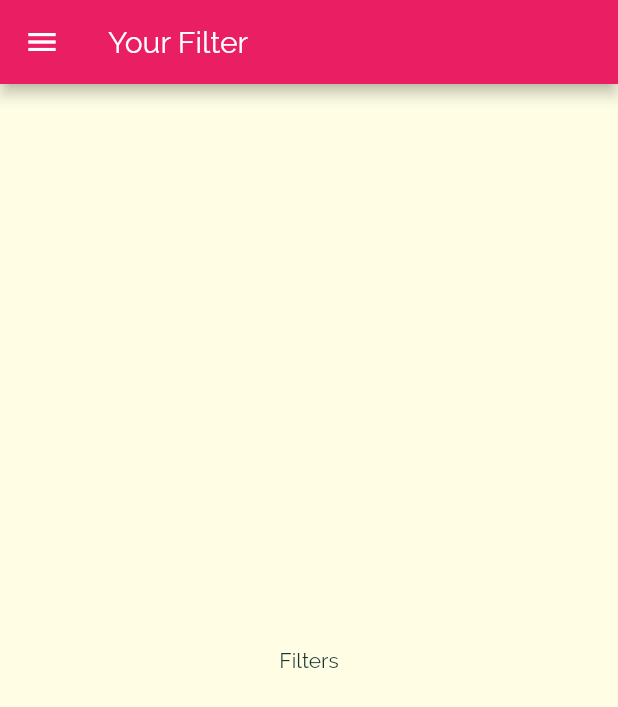
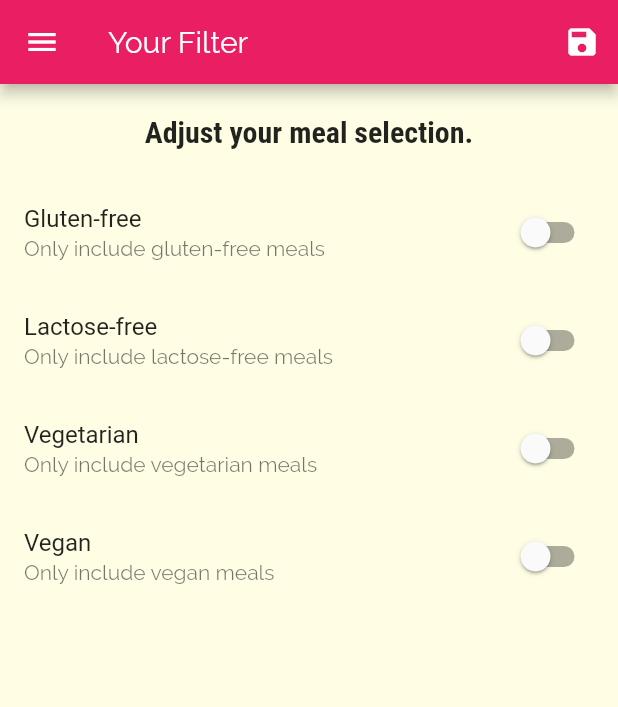
Before and after one commit to RyoMasuda4611/flutter_meals, a Flutter app: the FiltersScreen screen opened by its route, on a phone screen of 412 x 824 dp. Shown: the top 707 px of the screen. Run offline on Flutter 3.47's test engine with Material 2 defaults, Android fonts, the phone set to English and light mode, and no system bars.

Commit message:
Finish filter

```diff
--- a/lib/main.dart
+++ b/lib/main.dart
@@ -1,12 +1,50 @@
 import 'package:flutter/material.dart';
+import './dummy-data.dart';
 import './screens/filters_screen.dart';
 import './screens/tabs_screen.dart';
 import './screens/meal_detail_screen.dart';
 import './screens/category_meals_screen.dart';
+import './models/meal.dart';
 
 void main() => runApp(MyApp());
 
-class MyApp extends StatelessWidget {
+class MyApp extends StatefulWidget {
+  @override
+  _MyAppState createState() => _MyAppState();
+}
+
+class _MyAppState extends State<MyApp> {
+  Map<String, bool> _filters = {
+    'gluten': false,
+    'lactose': false,
+    'vegetarian': false,
+    'vegan': false,
+  };
+
+  List<Meal> _availableMeals = DUMMY_MEALS;
+
+  void _setFilters(Map<String, bool> filterData) {
+    setState(() {
+      _filters = filterData;
+
+      _availableMeals = DUMMY_MEALS.where((meal) {
+        if(_filters['gluten'] && !meal.isGlutenFree) {
+          return false;
+        }
+        if(_filters['lactose'] && !meal.isLactoseFree) {
+          return false;
+        }
+        if(_filters['vegan'] && !meal.isVegan) {
+          return false;
+        }
+        if(_filters['vegetarian'] && !meal.isVegetarian) {
+          return false;
+        }
+        return true;
+      }).toList();
+    });
+  }
+
   @override
   Widget build(BuildContext context) {
     return MaterialApp(
@@ -33,12 +71,12 @@ class MyApp extends StatelessWidget {
       initialRoute: '/',
       routes: {
         '/': (cxt) => TabsScreen(),
-        CategoryMealsScreen.routeName: (ctx) => CategoryMealsScreen(),
+        CategoryMealsScreen.routeName: (ctx) => CategoryMealsScreen(_availableMeals),
         MealDetailScreen.routeName: (ctx) => MealDetailScreen(),
-        FiltersScreen.routeName: (ctx) => FiltersScreen()
+        FiltersScreen.routeName: (ctx) => FiltersScreen(_filters, _setFilters),
       },
       onUnknownRoute: (settings) {
-        return MaterialPageRoute(builder: (ctx) => CategoryMealsScreen());
+        return MaterialPageRoute(builder: (ctx) => CategoryMealsScreen(_availableMeals));
       },
     );
   }
--- a/lib/screens/category_meals_screen.dart
+++ b/lib/screens/category_meals_screen.dart
@@ -1,10 +1,13 @@
 import 'package:flutter/material.dart';
 import '../widgets/meal_item.dart';
 import '../models/meal.dart';
-import '../dummy-data.dart';
 
 class CategoryMealsScreen extends StatefulWidget {
   static const routeName = '/category-meals';
+
+  final List<Meal> availableMeals;
+
+  CategoryMealsScreen(this.availableMeals);
 
   @override
   _CategoryMealsScreenState createState() => _CategoryMealsScreenState();
@@ -28,7 +31,7 @@ class _CategoryMealsScreenState extends State<CategoryMealsScreen> {
           ModalRoute.of(context).settings.arguments as Map<String, String>;
       categoryTitle = routeArgs['title'];
       final categoryId = routeArgs['id'];
-      displayedMeals = DUMMY_MEALS.where((meal) {
+      displayedMeals = widget.availableMeals.where((meal) {
         return meal.categories.contains(categoryId);
       }).toList();
       _loadedInitData = true;
--- a/lib/screens/filters_screen.dart
+++ b/lib/screens/filters_screen.dart
@@ -1,18 +1,132 @@
 import 'package:flutter/material.dart';
 import '../widgets/main_drawer.dart';
 
-class FiltersScreen extends StatelessWidget {
+class FiltersScreen extends StatefulWidget {
   static const routeName = '/filters';
+
+  final Function saveFilters;
+  final Map<String, bool> currentFilters;
+
+  FiltersScreen(this.currentFilters, this.saveFilters);
+
+  @override
+  _FiltersScreenState createState() => _FiltersScreenState();
+}
+
+class _FiltersScreenState extends State<FiltersScreen> {
+  bool _glutenFree = false;
+  bool _vegetarian = false;
+  bool _vegan = false;
+  bool _lactoseFree = false;
+
+  @override
+  initState() {
+    _glutenFree = widget.currentFilters['gluten'];
+    _lactoseFree = widget.currentFilters['lactose'];
+    _vegetarian = widget.currentFilters['vegetarian'];
+    _vegan = widget.currentFilters['vegan'];
+    super.initState();
+  }
+
+  Widget _buildSwitchListTile(
+    String title,
+    String description,
+    bool currentValue,
+    Function updateValue,
+  ) {
+    return SwitchListTile(
+        title: Text(title),
+        value: currentValue,
+        subtitle: Text(description),
+        onChanged: updateValue);
+  }
 
   @override
   Widget build(BuildContext context) {
     return Scaffold(
       appBar: AppBar(
         title: Text('Your Filter'),
+        actions: <Widget>[
+          IconButton(
+            icon: Icon(Icons.save),
+            onPressed: () {
+              final selectedFilters = {
+                'gluten': _glutenFree,
+                'lactose': _lactoseFree,
+                'vegetarian': _vegetarian,
+                'vegan': _vegan,
+              };
+              print(selectedFilters);
+              widget.saveFilters(selectedFilters);
+            },
+          )
+        ],
       ),
       drawer: MainDrawer(),
-      body: Center(
-        child: Text('Filters'),
+      body: Column(
+        children: <Widget>[
+          Container(
+            padding: EdgeInsets.all(20),
+            child: Text(
+              'Adjust your meal selection.',
+              style: Theme.of(context).textTheme.title,
+            ),
+          ),
+          Expanded(
+            child: ListView(
+              children: <Widget>[
+                _buildSwitchListTile(
+                  'Gluten-free',
+                  'Only include gluten-free meals',
+                  _glutenFree,
+                  (newValue) {
+                    setState(
+                      () {
+                        _glutenFree = newValue;
+                      },
+                    );
+                  },
+                ),
+                _buildSwitchListTile(
+                  'Lactose-free',
+                  'Only include lactose-free meals',
+                  _lactoseFree,
+                  (newValue) {
+                    setState(
+                      () {
+                        _lactoseFree = newValue;
+                      },
+                    );
+                  },
+                ),
+                _buildSwitchListTile(
+                  'Vegetarian',
+                  'Only include vegetarian meals',
+                  _vegetarian,
+                  (newValue) {
+                    setState(
+                      () {
+                        _vegetarian = newValue;
+                      },
+                    );
+                  },
+                ),
+                _buildSwitchListTile(
+                  'Vegan',
+                  'Only include vegan meals',
+                  _vegan,
+                  (newValue) {
+                    setState(
+                      () {
+                        _vegan = newValue;
+                      },
+                    );
+                  },
+                ),
+              ],
+            ),
+          ),
+        ],
       ),
     );
   }
```
